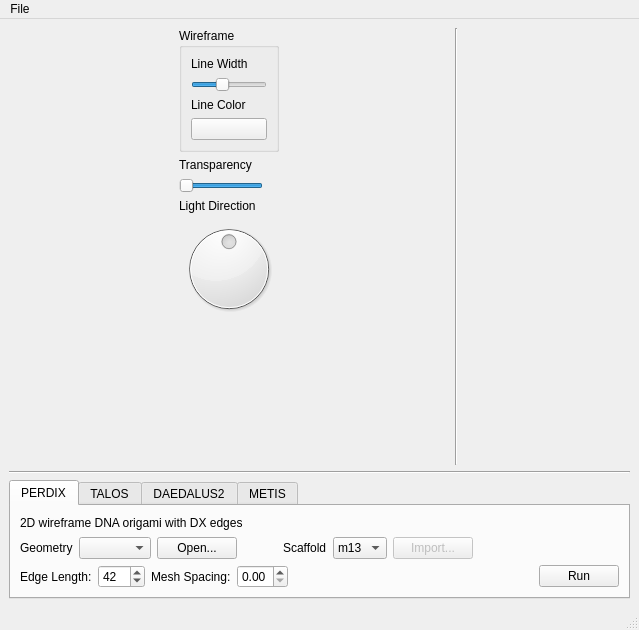
Before: the Qt Designer form ui/AthenaMainWindow.ui in lcbb/athena, drawn with Qt 5.
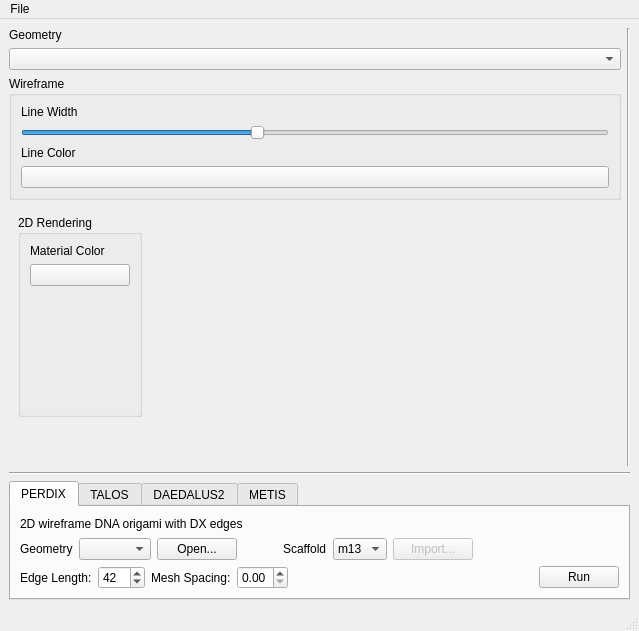
After: the same form once the commit is applied.

Patch:
```diff
--- a/ui/AthenaMainWindow.ui
+++ b/ui/AthenaMainWindow.ui
@@ -11,7 +11,7 @@
    </rect>
   </property>
   <property name="sizePolicy">
-   <sizepolicy hsizetype="Preferred" vsizetype="Preferred">
+   <sizepolicy hsizetype="Maximum" vsizetype="Maximum">
     <horstretch>0</horstretch>
     <verstretch>0</verstretch>
    </sizepolicy>
@@ -712,14 +712,36 @@
        <layout class="QHBoxLayout" name="upperLayout">
         <item>
          <layout class="QVBoxLayout" name="verticalLayout_4">
+          <item>
+           <widget class="QLabel" name="label_17">
+            <property name="text">
+             <string>Geometry</string>
+            </property>
+           </widget>
+          </item>
+          <item>
+           <widget class="QComboBox" name="comboBox"/>
+          </item>
           <item>
            <widget class="QGroupBox" name="groupBox">
+            <property name="sizePolicy">
+             <sizepolicy hsizetype="Minimum" vsizetype="Preferred">
+              <horstretch>0</horstretch>
+              <verstretch>0</verstretch>
+             </sizepolicy>
+            </property>
             <property name="title">
              <string>Wireframe</string>
             </property>
             <layout class="QVBoxLayout" name="verticalLayout_5">
              <item>
               <widget class="QLabel" name="label_2">
+               <property name="sizePolicy">
+                <sizepolicy hsizetype="Maximum" vsizetype="Preferred">
+                 <horstretch>0</horstretch>
+                 <verstretch>0</verstretch>
+                </sizepolicy>
+               </property>
                <property name="text">
                 <string>Line Width</string>
                </property>
@@ -728,7 +750,7 @@
              <item>
               <widget class="QSlider" name="lineWidthSlider">
                <property name="sizePolicy">
-                <sizepolicy hsizetype="Maximum" vsizetype="Fixed">
+                <sizepolicy hsizetype="Minimum" vsizetype="Fixed">
                  <horstretch>0</horstretch>
                  <verstretch>0</verstretch>
                 </sizepolicy>
@@ -752,6 +774,12 @@
              </item>
              <item>
               <widget class="QLabel" name="label_15">
+               <property name="sizePolicy">
+                <sizepolicy hsizetype="Maximum" vsizetype="Preferred">
+                 <horstretch>0</horstretch>
+                 <verstretch>0</verstretch>
+                </sizepolicy>
+               </property>
                <property name="text">
                 <string>Line Color</string>
                </property>
@@ -759,6 +787,12 @@
              </item>
              <item>
               <widget class="QPushButton" name="lineColorButton">
+               <property name="sizePolicy">
+                <sizepolicy hsizetype="MinimumExpanding" vsizetype="Fixed">
+                 <horstretch>0</horstretch>
+                 <verstretch>0</verstretch>
+                </sizepolicy>
+               </property>
                <property name="text">
                 <string/>
                </property>
@@ -767,6 +801,95 @@
             </layout>
            </widget>
           </item>
+          <item>
+           <widget class="QStackedWidget" name="renderControls">
+            <property name="sizePolicy">
+             <sizepolicy hsizetype="Maximum" vsizetype="Preferred">
+              <horstretch>0</horstretch>
+              <verstretch>0</verstretch>
+             </sizepolicy>
+            </property>
+            <property name="currentIndex">
+             <number>0</number>
+            </property>
+            <widget class="QWidget" name="controls_2D">
+             <property name="sizePolicy">
+              <sizepolicy hsizetype="Minimum" vsizetype="Preferred">
+               <horstretch>0</horstretch>
+               <verstretch>0</verstretch>
+              </sizepolicy>
+             </property>
+             <layout class="QHBoxLayout" name="horizontalLayout">
+              <item>
+               <widget class="QGroupBox" name="groupBox_2">
+                <property name="sizePolicy">
+                 <sizepolicy hsizetype="Minimum" vsizetype="Preferred">
+                  <horstretch>0</horstretch>
+                  <verstretch>0</verstretch>
+                 </sizepolicy>
+                </property>
+                <property name="title">
+                 <string>2D Rendering</string>
+                </property>
+                <layout class="QVBoxLayout" name="verticalLayout_7">
+                 <item>
+                  <widget class="QLabel" name="label_16">
+                   <property name="text">
+                    <string>Material Color</string>
+                   </property>
+                  </widget>
+                 </item>
+                 <item>
+                  <widget class="QPushButton" name="flatColorButton">
+                   <property name="sizePolicy">
+                    <sizepolicy hsizetype="MinimumExpanding" vsizetype="Fixed">
+                     <horstretch>0</horstretch>
+                     <verstretch>0</verstretch>
+                    </sizepolicy>
+                   </property>
+                   <property name="text">
+                    <string/>
+                   </property>
+                  </widget>
+                 </item>
+                 <item>
+                  <spacer name="verticalSpacer_2">
+                   <property name="orientation">
+                    <enum>Qt::Vertical</enum>
+                   </property>
+                   <property name="sizeHint" stdset="0">
+                    <size>
+                     <width>20</width>
+                     <height>40</height>
+                    </size>
+                   </property>
+                  </spacer>
+                 </item>
+                </layout>
+               </widget>
+              </item>
+             </layout>
+            </widget>
+            <widget class="QWidget" name="controls_3D">
+             <property name="sizePolicy">
+              <sizepolicy hsizetype="Minimum" vsizetype="Preferred">
+               <horstretch>0</horstretch>
+               <verstretch>0</verstretch>
+              </sizepolicy>
+             </property>
+             <layout class="QHBoxLayout" name="horizontalLayout_2">
+              <item>
+               <widget class="QGroupBox" name="groupBox_3">
+                <property name="sizePolicy">
+                 <sizepolicy hsizetype="Minimum" vsizetype="Preferred">
+                  <horstretch>0</horstretch>
+                  <verstretch>0</verstretch>
+                 </sizepolicy>
+                </property>
+                <property name="title">
+                 <string>3D Rendering</string>
+                </property>
+                <layout class="QVBoxLayout" name="verticalLayout_6">
           <item>
            <widget class="QLabel" name="label_4">
             <property name="text">
@@ -809,7 +932,7 @@
           <item>
            <widget class="QDial" name="lightDial">
             <property name="sizePolicy">
-             <sizepolicy hsizetype="Maximum" vsizetype="Preferred">
+                    <sizepolicy hsizetype="Minimum" vsizetype="Minimum">
               <horstretch>0</horstretch>
               <verstretch>0</verstretch>
              </sizepolicy>
@@ -826,6 +949,9 @@
             <property name="orientation">
              <enum>Qt::Horizontal</enum>
             </property>
+                   <property name="invertedAppearance">
+                    <bool>true</bool>
+                   </property>
             <property name="wrapping">
              <bool>true</bool>
             </property>
@@ -835,6 +961,13 @@
             <property name="notchesVisible">
              <bool>false</bool>
             </property>
+                  </widget>
+                 </item>
+                </layout>
+               </widget>
+              </item>
+             </layout>
+            </widget>
            </widget>
           </item>
           <item>
```
Lines whose indentation alone changed are shown as unchanged.
